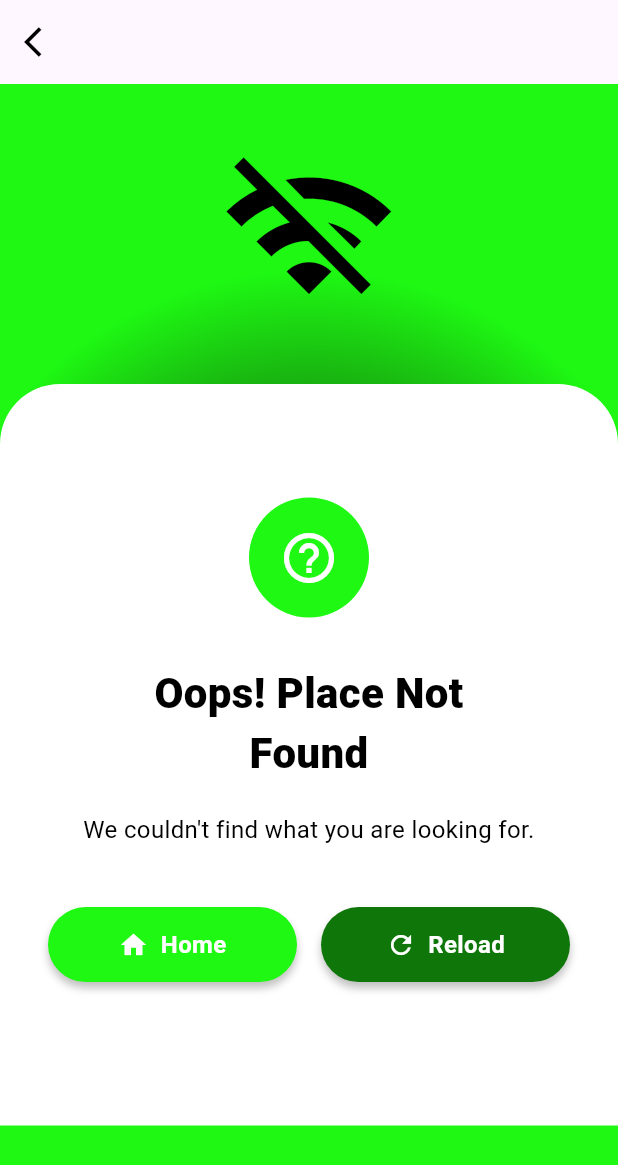
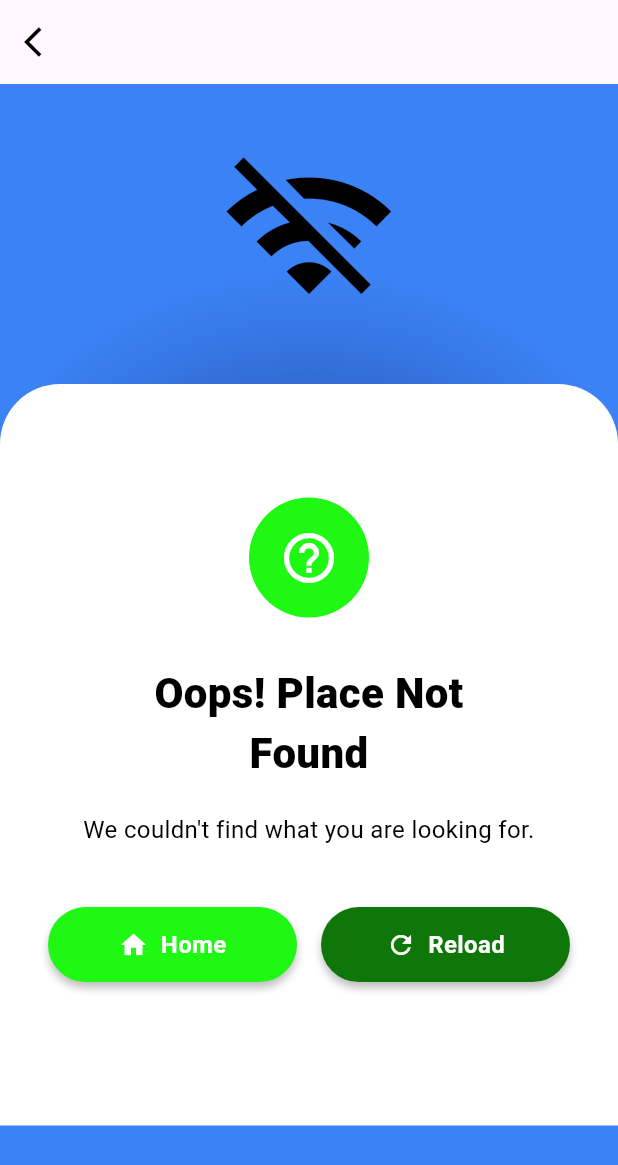
Before and after one commit to Alvin11David/UGANDA-EXPLORE, a Flutter app: the PageNotFoundScreen screen opened directly, on a phone screen of 412 x 824 dp. Shown: the top 1165 px of the screen. Run offline on Flutter 3.47's test engine with Material 3 defaults, Android fonts, the phone set to English and light mode, and no system bars; our stand-ins replace camera, cloud_firestore, firebase_auth, firebase_core, flutter_compass, flutter_svg and 8 more; accounts and stored records are empty; Roboto replaces fonts that are missing (Outfit, Poppins).

Commit message:
changed the background color on the error screen

```diff
--- a/uganda_explore/lib/main.dart
+++ b/uganda_explore/lib/main.dart
@@ -9,6 +9,7 @@ import 'package:uganda_explore/screens/auth/forgot_password_screen.dart';
 import 'package:uganda_explore/screens/auth/otp_screen.dart';
 import 'package:uganda_explore/screens/auth/sign_in_screen.dart';
 import 'package:uganda_explore/screens/auth/signup_screen.dart';
+import 'package:uganda_explore/screens/error/error_screen.dart';
 import 'package:uganda_explore/screens/places/place_details_screen.dart';
 import 'package:uganda_explore/screens/profile/profile_edit_screen.dart';
 import 'package:uganda_explore/screens/profile/settings_screen.dart';
@@ -79,7 +80,7 @@ class MyApp extends StatelessWidget {
         '/admin_dashboard': (context) => const AdminDashboard(),
         '/termsandprivacy': (context) => const TermsPrivacyScreen(),
       },
-      home: SignInScreen(),
+      home: PageNotFoundScreen(),
     );
   }
 }
--- a/uganda_explore/lib/screens/error/error_screen.dart
+++ b/uganda_explore/lib/screens/error/error_screen.dart
@@ -23,9 +23,8 @@ class PageNotFoundScreen extends StatelessWidget {
             center: Alignment.center,
             radius: 1.0,
             colors: [
-              Color(0xFF0C0F0A),
-              Color(0xFF1EF813),
-            ],
+              Color(0xFF1E3A8A),
+              Color(0xFF3B82F6)],
             stops: [0.03, 0.63],
           ),
         ),
```
